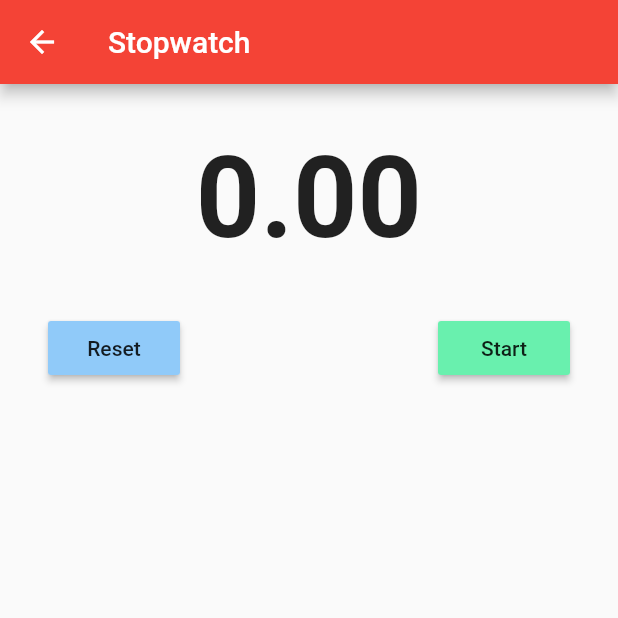
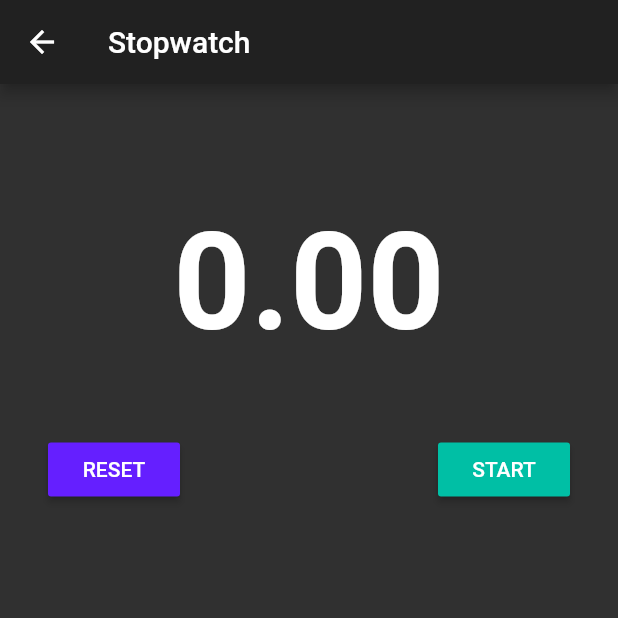
Before and after one commit to cdock1029/wodzilla, a Flutter app: the screen it shows after launch, after a tap on the "watch" icon, on a phone screen of 412 x 824 dp, the top half of it. Run offline on Flutter 3.47's test engine with Material 2 defaults, Android fonts, the phone set to English and light mode, and no system bars; our stand-ins replace cloud_firestore; accounts and stored records are empty.

Commit message:
basic counter

```diff
--- a/lib/main.dart
+++ b/lib/main.dart
@@ -1,5 +1,6 @@
 import 'package:flutter/material.dart';
 import 'package:wodzilla/interval_timer.dart';
+import 'package:wodzilla/rep_counter.dart';
 import 'package:wodzilla/stopwatch_timer.dart';
 import 'package:cloud_firestore/cloud_firestore.dart';
 
@@ -12,13 +13,17 @@ class MyApp extends StatelessWidget {
     return new MaterialApp(
       title: 'Flutter Demo',
       theme: new ThemeData(
-          primarySwatch: Colors.red, accentColor: Colors.blueAccent),
+        // primarySwatch: Colors.red,
+        // accentColor: Colors.blueAccent,
+        brightness: Brightness.dark,
+      ),
       home: new MyHomePage(title: 'Wodzilla'),
       routes: {
         "test": (BuildContext ctx) =>
             Scaffold(body: Center(child: Text("Test page"))),
         "interval_timer": (BuildContext ctx) => IntervalTimer(),
-        "stopwatch_timer": (BuildContext ctx) => StopwatchTimer()
+        "stopwatch_timer": (BuildContext ctx) => StopwatchTimer(),
+        "rep_counter": (BuildContext ctx) => RepCounter(),
       },
     );
   }
@@ -31,7 +36,7 @@ class MyHomePage extends StatefulWidget {
   final _items = [
     {"icon": Icons.watch, "value": "Stop watch", "route": "stopwatch_timer"},
     {"icon": Icons.watch_later, "value": "Timer", "route": "interval_timer"},
-    {"icon": Icons.plus_one, "value": "Counter", "route": "test"},
+    {"icon": Icons.plus_one, "value": "Counter", "route": "rep_counter"},
     // {"icon": Icons.fitness_center, "value": "Exercises", "route": "timer"},
     // {"icon": Icons.import_contacts, "value": "Archive", "route": "timer"},
     // {"icon": Icons.edit, "value": "New workout", "route": "timer"},
--- a/lib/stopwatch_timer.dart
+++ b/lib/stopwatch_timer.dart
@@ -52,33 +52,31 @@ class _StopwatchTimerState extends State<StopwatchTimer> {
   Widget build(BuildContext context) {
     return Scaffold(
       appBar: AppBar(title: Text("Stopwatch")),
-      body: ListView(
-        children: [
-          // stopwatch
-          Padding(
-              padding: EdgeInsets.symmetric(horizontal: 32.0),
+      body: Center(
+        child: Padding(
+          padding: EdgeInsets.all(32.0),
           child: Column(
             children: [
               Padding(
-                    padding: EdgeInsets.symmetric(vertical: 32.0),
+                padding: EdgeInsets.symmetric(vertical: 48.0),
                 child: Text(
                   _seconds.toStringAsFixed(2),
-                      style: TextStyle(
-                          fontSize: 75.0, fontWeight: FontWeight.bold),
+                  style: TextStyle(fontSize: 90.0, fontWeight: FontWeight.bold),
                 ),
               ),
               Row(
                 mainAxisAlignment: MainAxisAlignment.spaceBetween,
                 children: <Widget>[
                   RaisedButton(
-                          child: Text("Reset"),
+                    child: Text("RESET"),
                     onPressed: resetTimer,
-                          color: Colors.blue.shade200),
+                    color: Colors.deepPurpleAccent.shade400,
+                  ),
                   RaisedButton(
                       color: isActive()
-                              ? Colors.redAccent
-                              : Colors.greenAccent,
-                          child: Text(isActive() ? "Stop" : "Start"),
+                          ? Colors.redAccent.shade400
+                          : Colors.tealAccent.shade700,
+                      child: Text(isActive() ? "STOP" : "START"),
                       onPressed: () {
                         isActive() ? stopTimer() : startTimer();
                       })
@@ -86,8 +84,8 @@ class _StopwatchTimerState extends State<StopwatchTimer> {
               ),
             ],
             mainAxisAlignment: MainAxisAlignment.start,
-              )),
-        ],
+          ),
+        ),
       ),
     );
   }
```
Also changed, not shown: lib/rep_counter.dart (added, +82 -0 lines). Lines whose indentation alone changed are shown as unchanged.
